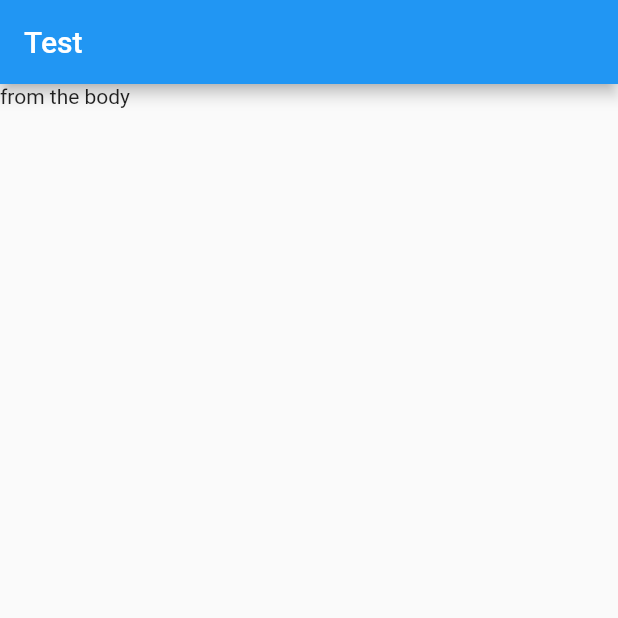
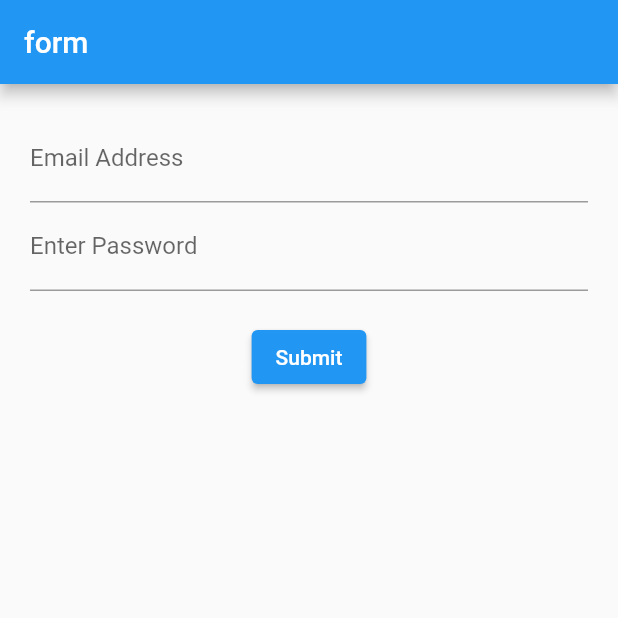
Before and after one commit to Rahat7288/FlutterPractice, a Flutter app: the screen it shows after launch, on a phone screen of 412 x 824 dp, the top half of it. Run offline on Flutter 3.47's test engine with Material 2 defaults, Android fonts, the phone set to English and light mode, and no system bars.

Commit message:
form validation and data get from the form field

```diff
--- a/lib/main.dart
+++ b/lib/main.dart
@@ -1,5 +1,5 @@
 import 'package:flutter/material.dart';
-import 'app.dart';
+import 'src/app.dart';
 
 void main(){
   runApp(App());
--- a/lib/app.dart
+++ b/lib/src/app.dart
@@ -1,4 +1,5 @@
 import 'package:flutter/material.dart';
+import '../src/screens/login_screen.dart';
 class App extends StatelessWidget {
   /*
   * building custom widgets
@@ -7,9 +8,9 @@ class App extends StatelessWidget {
     return MaterialApp(
       home: Scaffold(
         appBar: AppBar(
-          title: Text('Test'),
+          title: Text('form'),
         ),
-        body: Text('from the body'),
+        body: LoginScreen(),
       ),
     );
   }
--- /dev/null
+++ b/lib/src/screens/login_screen.dart
@@ -0,0 +1,88 @@
+import 'package:flutter/material.dart';
+
+class LoginScreen extends StatefulWidget{
+ createState(){
+   return LoginScreenState();
+ }
+}
+
+class LoginScreenState extends State<LoginScreen>{
+  final formKey  = GlobalKey <FormState>();
+  late String email    = '';
+  late String password = '';
+  Widget build (context){
+    return Container(
+      margin: EdgeInsets.all(20.0),
+      child: Form(
+        key: formKey,
+        child:  Column(
+          children: [
+
+            emailField(),
+            passwordField(),
+            submitButton(),
+
+          ],
+        ),
+      )
+    );
+  }
+
+  Widget emailField(){
+    return TextFormField(
+      keyboardType: TextInputType.emailAddress,
+      decoration: InputDecoration(
+        labelText: 'Email Address',
+        hintText: 'example@mail.com',
+
+      ),
+      // autovalidateMode: true,
+      validator: (value){
+        if(value != null && !value.contains('@')){
+          return 'please Enter valid Email';
+        }
+        return null;
+      },
+
+      onSaved: ( value){
+        email = value.toString();
+      },
+    );
+  }
+  Widget passwordField(){
+
+    return TextFormField(
+      obscureText: true,
+      decoration: InputDecoration(
+        labelText: 'Enter Password',
+        hintText: 'password',
+      ),
+
+      validator: (value){
+        if(value != null && value.length < 4){
+          return 'Password must be greater then 4 cherecter';
+        }
+      },
+
+      onSaved: (value){
+        password = value.toString();
+      },
+    );
+
+  }
+
+  Widget submitButton(){
+  return Container(
+    margin: EdgeInsets.only(top: 20),
+    child: ElevatedButton(
+      onPressed: (){
+        if(formKey.currentState?.validate()!=null){
+          formKey.currentState?.save();
+        }
+        print(email +' password '+password );
+      },
+      child: Text('Submit'),
+    ),
+  );
+  }
+}
```
